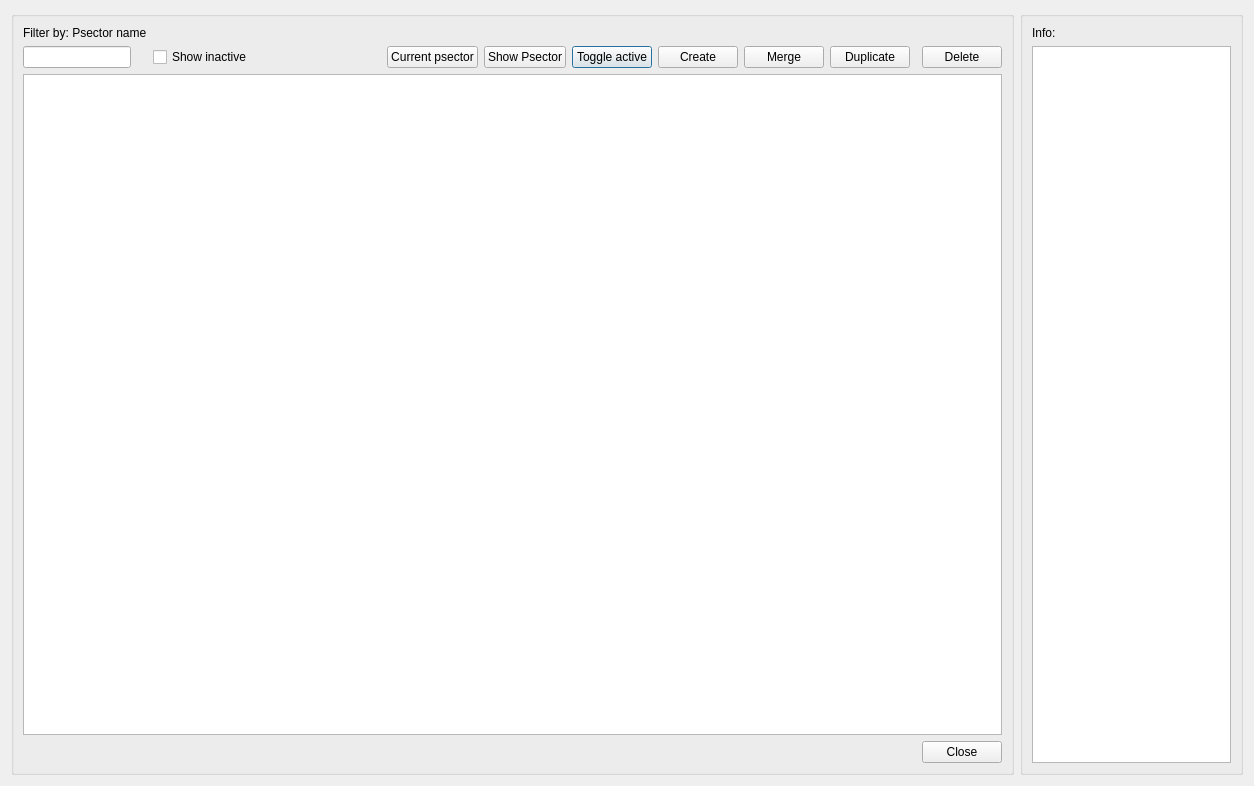
Old version of the form core/ui/toolbars/plan/psector_manager.ui in the repository Giswater/giswater_qgis_plugin.
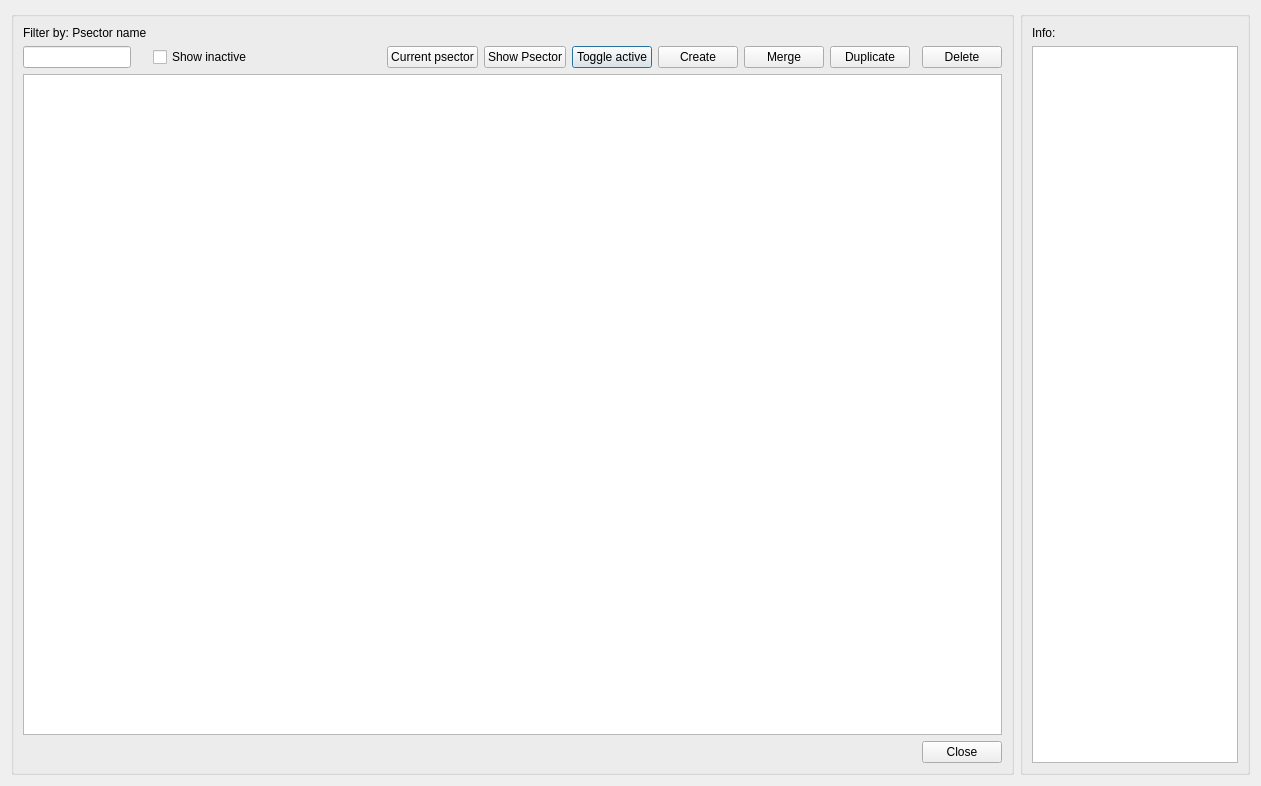
New version of the form.

Commit message: feat(): set_label and update_current to work with gw_fct_set_current

What changed in the file:
```diff
--- a/core/ui/toolbars/plan/psector_manager.ui
+++ b/core/ui/toolbars/plan/psector_manager.ui
@@ -6,7 +6,7 @@
    <rect>
     <x>0</x>
     <y>0</y>
-    <width>1254</width>
+    <width>1261</width>
     <height>786</height>
    </rect>
   </property>
@@ -84,19 +84,6 @@
         </property>
        </widget>
       </item>
-      <item row="1" column="8">
-       <widget class="QLabel" name="lbl_vdefault_psector">
-        <property name="sizePolicy">
-         <sizepolicy hsizetype="Fixed" vsizetype="Preferred">
-          <horstretch>0</horstretch>
-          <verstretch>0</verstretch>
-         </sizepolicy>
-        </property>
-        <property name="text">
-         <string/>
-        </property>
-       </widget>
-      </item>
       <item row="1" column="17">
        <widget class="QPushButton" name="btn_delete">
         <property name="sizePolicy">
@@ -207,6 +194,25 @@
         </property>
        </widget>
       </item>
+      <item row="1" column="9">
+       <widget class="QLabel" name="lbl_vdefault_psector">
+        <property name="sizePolicy">
+         <sizepolicy hsizetype="Fixed" vsizetype="Preferred">
+          <horstretch>0</horstretch>
+          <verstretch>0</verstretch>
+         </sizepolicy>
+        </property>
+        <property name="layoutDirection">
+         <enum>Qt::LeftToRight</enum>
+        </property>
+        <property name="text">
+         <string/>
+        </property>
+        <property name="alignment">
+         <set>Qt::AlignRight|Qt::AlignTrailing|Qt::AlignVCenter</set>
+        </property>
+       </widget>
+      </item>
      </layout>
     </widget>
    </item>
```
The commit also changes 1 other file.
